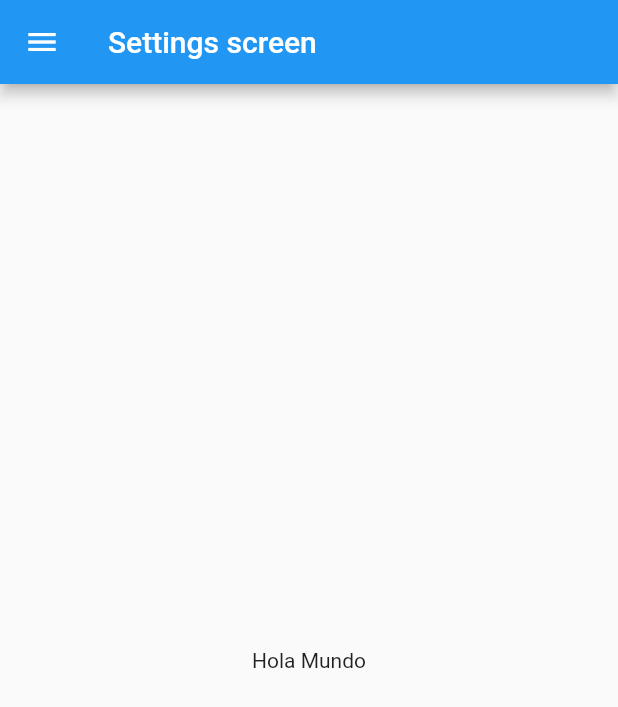
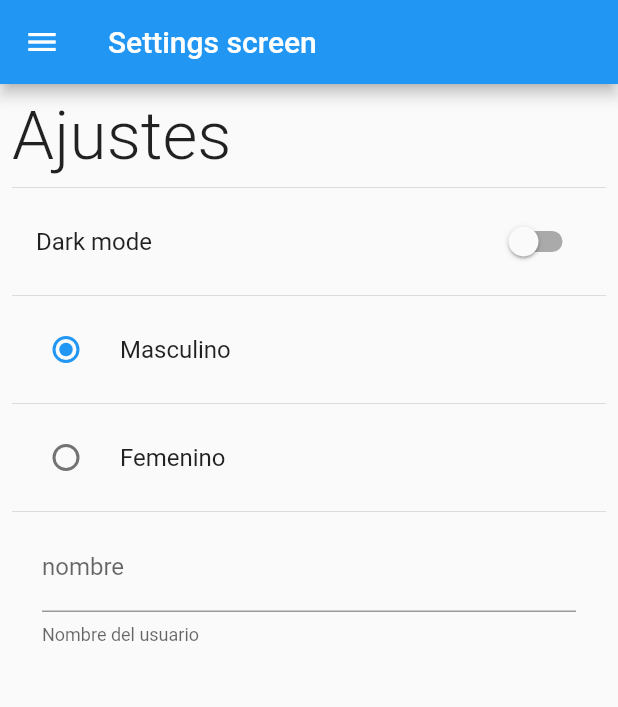
Before and after one commit to camilocardona16/store_pref_usuario, a Flutter app: the SettingsScreen screen opened by its route, on a phone screen of 412 x 824 dp. Shown: the top 707 px of the screen. Run offline on Flutter 3.47's test engine with Material 2 defaults, Android fonts, the phone set to English and light mode, and no system bars; our stand-ins replace shared_preferences; accounts and stored records are empty.

Commit message:
final preferences, con provider

```diff
--- /dev/null
+++ b/lib/providers/theme_provider.dart
@@ -0,0 +1,18 @@
+import 'package:flutter/material.dart';
+
+class ThemeProvider extends ChangeNotifier {
+  ThemeData currentTheme;
+
+  ThemeProvider({required bool isDarkMode})
+      : currentTheme = isDarkMode ? ThemeData.dark() : ThemeData.light();
+
+  setLigthMode() {
+    currentTheme = ThemeData.light();
+    notifyListeners();
+  }
+
+  setDarkMode() {
+    currentTheme = ThemeData.dark();
+    notifyListeners();
+  }
+}
--- a/lib/screens/settings_screen.dart
+++ b/lib/screens/settings_screen.dart
@@ -1,21 +1,86 @@
 import 'package:flutter/material.dart';
+import 'package:preferencias_usuario/providers/theme_provider.dart';
+import 'package:preferencias_usuario/shared/preferences.dart';
 import 'package:preferencias_usuario/widgets/side_manu.dart';
+import 'package:provider/provider.dart';
 
-class SettingsScreen extends StatelessWidget {
+class SettingsScreen extends StatefulWidget {
   static String routerName = 'settings';
 
   const SettingsScreen({Key? key}) : super(key: key);
 
   @override
+  State<SettingsScreen> createState() => _SettingsScreenState();
+}
+
+class _SettingsScreenState extends State<SettingsScreen> {
+  @override
   Widget build(BuildContext context) {
     return Scaffold(
-      appBar: AppBar(
-        title: const Text('Settings screen'),
-      ),
-      drawer: const SideMenu(),
-      body: const Center(
-        child: Text('Hola Mundo'),
-      ),
-    );
+        appBar: AppBar(
+          title: const Text('Settings screen'),
+        ),
+        drawer: const SideMenu(),
+        body: Padding(
+          padding: const EdgeInsets.all(8.0),
+          child: SingleChildScrollView(
+            child: Column(
+              crossAxisAlignment: CrossAxisAlignment.start,
+              children: [
+                const Text('Ajustes',
+                    style:
+                        TextStyle(fontSize: 45, fontWeight: FontWeight.w300)),
+                const Divider(),
+                // adaptativo se mire diferente dependiendo del sistema operativo.
+                SwitchListTile.adaptive(
+                  value: Preferences.isDarkMode,
+                  title: const Text('Dark mode'),
+                  onChanged: (value) {
+                    Preferences.isDarkMode = value;
+                    final themeProvider =
+                        Provider.of<ThemeProvider>(context, listen: false);
+                    value
+                        ? themeProvider.setDarkMode()
+                        : themeProvider.setLigthMode();
+                    setState(() {});
+                  },
+                ),
+                const Divider(),
+                RadioListTile<int>(
+                  title: const Text('Masculino'),
+                  value: 1,
+                  groupValue: Preferences.gender,
+                  onChanged: (value) {
+                    Preferences.gender = value ?? 1;
+                    setState(() {});
+                  },
+                ),
+                const Divider(),
+                RadioListTile<int>(
+                  title: const Text('Femenino'),
+                  value: 2,
+                  groupValue: Preferences.gender,
+                  onChanged: (value) {
+                    Preferences.gender = value ?? 1;
+                    setState(() {});
+                  },
+                ),
+                const Divider(),
+                Padding(
+                  padding: const EdgeInsets.symmetric(horizontal: 20.0),
+                  child: TextFormField(
+                    initialValue: Preferences.name,
+                    onChanged: (value) {
+                      Preferences.name = value;
+                      setState(() {});
+                    },
+                    decoration: const InputDecoration(
+                        labelText: 'nombre', helperText: 'Nombre del usuario'),
+                  ),
+                )
+              ],
+            ),
+          ),
+        ));
   }
 }
--- /dev/null
+++ b/lib/shared/preferences.dart
@@ -0,0 +1,41 @@
+import 'package:shared_preferences/shared_preferences.dart';
+
+class Preferences {
+  // late -> cuando se vaya a usar ya este inicializada
+  static late SharedPreferences _pref;
+
+  static String _name = '';
+  static bool _isDarkMode = false;
+  static int _gender = 1;
+
+  static Future init() async {
+    _pref = await SharedPreferences.getInstance();
+  }
+
+  static String get name {
+    return _pref.getString('name') ?? _name;
+  }
+
+  static set name(String name) {
+    _name = name;
+    _pref.setString('name', name);
+  }
+
+  static bool get isDarkMode {
+    return _pref.getBool('isDarkMode') ?? _isDarkMode;
+  }
+
+  static set isDarkMode(bool darkMode) {
+    _isDarkMode = darkMode;
+    _pref.setBool('isDarkMode', darkMode);
+  }
+
+  static int get gender {
+    return _pref.getInt('gender') ?? _gender;
+  }
+
+  static set gender(int gender) {
+    _gender = gender;
+    _pref.setInt('gender', gender);
+  }
+}
--- a/pubspec.yaml
+++ b/pubspec.yaml
@@ -34,6 +34,8 @@ dependencies:
   # The following adds the Cupertino Icons font to your application.
   # Use with the CupertinoIcons class for iOS style icons.
   cupertino_icons: ^1.0.2
+  shared_preferences: ^2.0.12
+  provider: ^6.0.2
 
 dev_dependencies:
   flutter_test:
```
Also changed, not shown: lib/main.dart (+15 -1 lines), lib/screens/home_screen.dart (+16 -8 lines), pubspec.lock.
